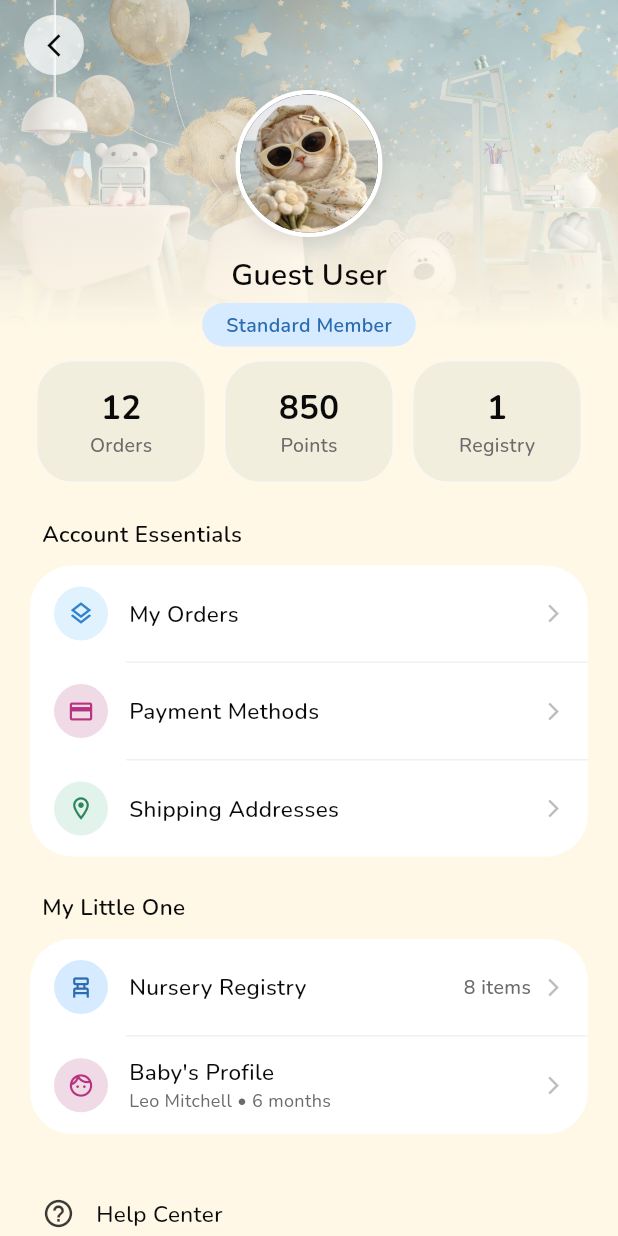
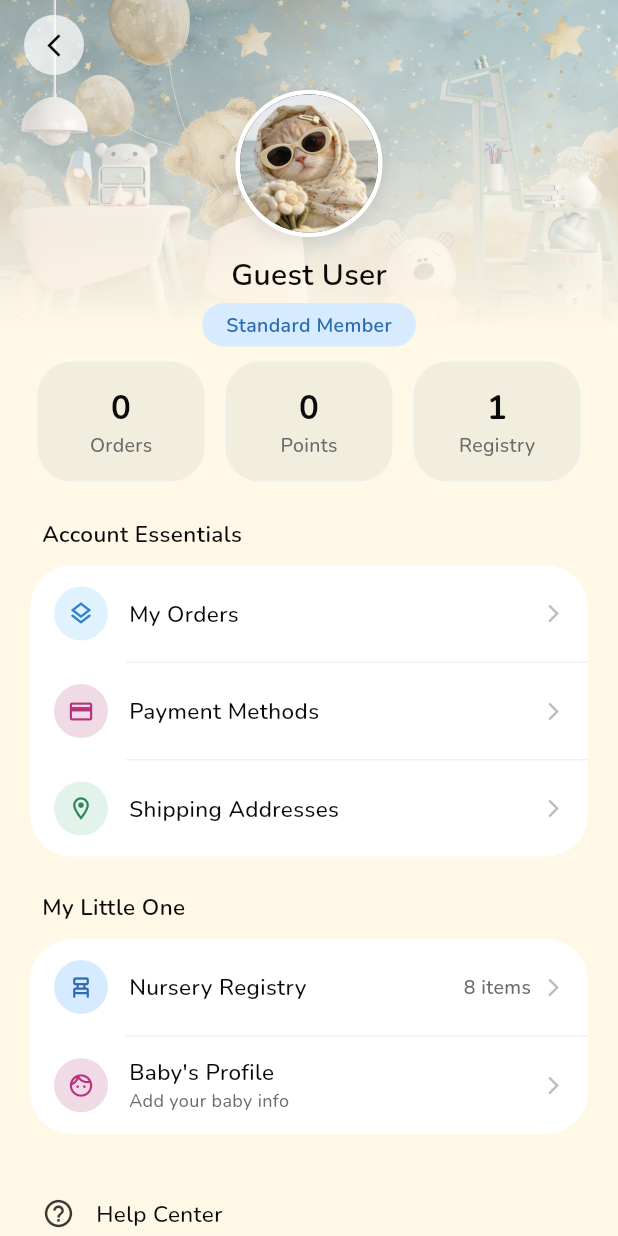
Before and after one commit to Flutter-Mobile-Project/Baby-Store-Project, a Flutter app: the SettingsScreen screen opened directly, on a phone screen of 412 x 824 dp. Run offline on Flutter 3.47's test engine with Material 3 defaults, Android fonts, the phone set to English and light mode, and no system bars; our stand-ins replace cloud_firestore, firebase_auth, firebase_core, flutter_riverpod, google_maps_flutter, google_sign_in and 1 more; accounts and stored records are empty.

Commit message:
add user profile

```diff
--- a/lib/features/settings/settings_screen.dart
+++ b/lib/features/settings/settings_screen.dart
@@ -157,9 +157,15 @@ class _SettingsScreenState extends ConsumerState<SettingsScreen> {
               padding: const EdgeInsets.symmetric(horizontal: 24),
               child: Row(
                 children: [
-                  Expanded(child: _buildStatCard('12', 'Orders')),
+                  Expanded(
+                    child: _buildStatCard(
+                      '${user?.ordersCount ?? 0}',
+                      'Orders',
+                      onTap: () => Navigator.pushNamed(context, '/order-history'),
+                    ),
+                  ),
                   const SizedBox(width: 12),
-                  Expanded(child: _buildStatCard('850', 'Points')),
+                  Expanded(child: _buildStatCard('${user?.points ?? 0}', 'Points')),
                   const SizedBox(width: 12),
                   Expanded(child: _buildStatCard('1', 'Registry')),
                 ],
@@ -186,6 +192,7 @@ class _SettingsScreenState extends ConsumerState<SettingsScreen> {
                           iconBg: AppColors.mint,
                           iconColor: const Color(0xFF3182CE),
                           title: 'My Orders',
+                          onTap: () => Navigator.pushNamed(context, '/order-history'),
                         ),
                         _divider(),
                         _settingsItem(
@@ -227,8 +234,8 @@ class _SettingsScreenState extends ConsumerState<SettingsScreen> {
                           icon: Icons.face_outlined,
                           iconBg: AppColors.babyPink,
                           iconColor: const Color(0xFFB83280),
-                          title: "Baby's Profile",
-                          subtitle: 'Leo Mitchell • 6 months',
+                          title: user?.babyName ?? "Baby's Profile",
+                          subtitle: _calculateBabyAge(user?.babyBirthday),
                         ),
                       ],
                     ),
@@ -326,8 +333,31 @@ class _SettingsScreenState extends ConsumerState<SettingsScreen> {
     );
   }
 
-  Widget _buildStatCard(String count, String label) {
-    return Container(
+  String _calculateBabyAge(String? birthdayStr) {
+    if (birthdayStr == null) return 'Add your baby info';
+    try {
+      final birthday = DateTime.parse(birthdayStr);
+      final now = DateTime.now();
+      final difference = now.difference(birthday);
+
+      if (difference.inDays < 30) {
+        return '${difference.inDays} days old';
+      } else if (difference.inDays < 365) {
+        final months = (difference.inDays / 30).floor();
+        return '$months months old';
+      } else {
+        final years = (difference.inDays / 365).floor();
+        return '$years years old';
+      }
+    } catch (e) {
+      return 'Baby Profile';
+    }
+  }
+
+  Widget _buildStatCard(String count, String label, {VoidCallback? onTap}) {
+    return GestureDetector(
+      onTap: onTap,
+      child: Container(
         padding: const EdgeInsets.symmetric(vertical: 16),
         decoration: BoxDecoration(
           color: AppColors.beige,
@@ -354,6 +384,7 @@ class _SettingsScreenState extends ConsumerState<SettingsScreen> {
               ),
             ),
           ],
+        ),
       ),
     );
   }
@@ -386,8 +417,11 @@ class _SettingsScreenState extends ConsumerState<SettingsScreen> {
     required String title,
     String? subtitle,
     String? trailingText,
+    VoidCallback? onTap,
   }) {
-    return Padding(
+    return GestureDetector(
+      onTap: onTap,
+      child: Padding(
         padding: const EdgeInsets.symmetric(horizontal: 16, vertical: 14),
         child: Row(
           children: [
@@ -437,6 +471,7 @@ class _SettingsScreenState extends ConsumerState<SettingsScreen> {
             Icon(Icons.arrow_forward_ios, size: 14, color: Colors.grey.shade400),
           ],
         ),
+      ),
     );
   }
 
--- a/lib/models/user.dart
+++ b/lib/models/user.dart
@@ -1,7 +1,37 @@
 class User {
+  final String uid;
   final String name;
+  final String email;
   final String membership;
   final String? avatar;
+  final int points;
+  final int ordersCount;
+  final String? babyName;
+  final String? babyBirthday;
 
-  User({required this.name, required this.membership, this.avatar});
+  User({
+    required this.uid,
+    required this.name,
+    required this.email,
+    required this.membership,
+    this.avatar,
+    this.points = 0,
+    this.ordersCount = 0,
+    this.babyName,
+    this.babyBirthday,
+  });
+
+  factory User.fromFirestore(String uid, Map<String, dynamic> data) {
+    return User(
+      uid: uid,
+      name: data['name'] ?? '',
+      email: data['email'] ?? '',
+      membership: data['membership'] ?? 'Standard Member',
+      avatar: data['avatar'],
+      points: data['points'] ?? 0,
+      ordersCount: data['ordersCount'] ?? 0,
+      babyName: data['babyName'],
+      babyBirthday: data['birthday'], // Using birthday field for baby info
+    );
+  }
 }
--- a/lib/router/app_router.dart
+++ b/lib/router/app_router.dart
@@ -1,11 +1,15 @@
 import 'package:flutter/material.dart';
 import '../features/shell/main_shell_screen.dart';
+import '../features/shop/order_history_screen.dart';
 
 class AppRouter {
   static Route<dynamic> generateRoute(RouteSettings settings) {
     switch (settings.name) {
       case '/':
         return MaterialPageRoute(builder: (_) => const MainShellScreen());
+
+      case '/order-history':
+        return MaterialPageRoute(builder: (_) => const OrderHistoryScreen());
 
       default:
         return MaterialPageRoute(
--- a/lib/services/order_service.dart
+++ b/lib/services/order_service.dart
@@ -49,6 +49,11 @@ class OrderService {
         'createdAt': FieldValue.serverTimestamp(),
       });
 
+      // Increment ordersCount in user document
+      await _db.collection('users').doc(user.uid).update({
+        'ordersCount': FieldValue.increment(1),
+      });
+
       return null; // Success
     } catch (e) {
       print('Error placing order: $e');
--- a/pubspec.yaml
+++ b/pubspec.yaml
@@ -47,6 +47,7 @@ dependencies:
   cloud_firestore: ^5.0.0
   firebase_storage: ^12.0.0
   google_sign_in: ^6.2.1
+  intl: ^0.20.2
 
 dev_dependencies:
   flutter_test:
```
Also changed, not shown: lib/features/auth/register_screen.dart (+13 -16 lines), lib/features/shell/main_shell_screen.dart (+22 -0 lines), lib/features/shop/order_history_screen.dart (added, +269 -0 lines), lib/services/auth_service.dart (+54 -17 lines), pubspec.lock. Lines whose indentation alone changed are shown as unchanged.
